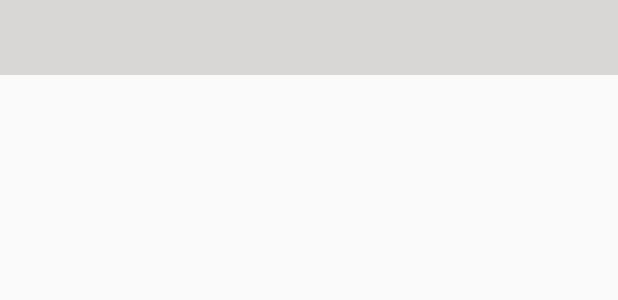
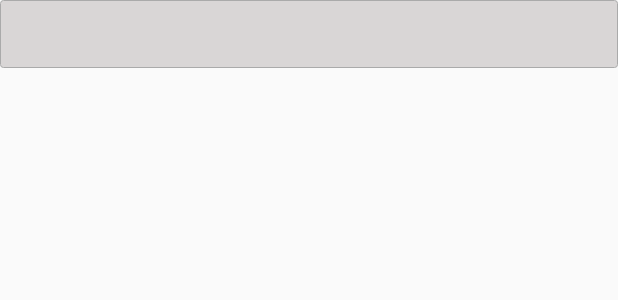
Before and after one commit to RamzanTingku/weatherApp, an Android app: the layout location_spinner_dropdown.xml on its own in the app's theme, with its tools: preview values and no code run, on a phone screen of 412 x 824 dp. Shown: the top 300 px of the screen. Run offline under Robolectric (Android 15) with nearby library versions, the phone set to English and light mode, and no system bars.

Commit message:
spinner changed

```diff
--- /dev/null
+++ b/app/src/main/res/drawable/spinner_dropdown.xml
@@ -0,0 +1,8 @@
+<?xml version="1.0" encoding="utf-8"?>
+<shape xmlns:android="http://schemas.android.com/apk/res/android">
+    <solid android:color="@color/colorGray" />
+    <corners android:radius="2dp" />
+    <stroke
+        android:width=".5dp"
+        android:color="@android:color/darker_gray"/>
+</shape>
--- a/app/src/main/res/layout/activity_main.xml
+++ b/app/src/main/res/layout/activity_main.xml
@@ -32,10 +32,9 @@
                     android:layout_width="match_parent"
                     android:layout_height="wrap_content"
                     android:layout_gravity="center"
-                    android:layout_marginLeft="5dp"
                     android:background="@android:color/transparent"
                     android:gravity="center"
-                    android:popupBackground="@drawable/spinner_border"
+                    style="@style/spinnerItemStyle"
                     android:spinnerMode="dropdown" />
 
                 <ImageView
--- a/app/src/main/res/layout/location_spinner_dropdown.xml
+++ b/app/src/main/res/layout/location_spinner_dropdown.xml
@@ -4,7 +4,8 @@
     style="?android:attr/spinnerDropDownItemStyle"
     android:maxLines="1"
     android:layout_width="match_parent"
-    android:layout_height="50dp"
+    android:layout_height="45dp"
     android:ellipsize="marquee"
-    android:background="@color/colorGray"
-    android:textColor="@android:color/black"/>
+    android:background="@drawable/spinner_dropdown"
+    android:textColor="@android:color/black"
+    />
--- a/app/src/main/res/layout/location_spinner_text.xml
+++ b/app/src/main/res/layout/location_spinner_text.xml
@@ -5,7 +5,6 @@
     android:layout_width="match_parent"
     android:layout_height="wrap_content"
     android:textSize="20sp"
-    android:gravity="left"
     android:textColor="@android:color/white"
     android:background="@color/colorTransparent"
     android:padding="5dip"
```
Also changed, not shown: app/src/main/res/layout/activity_city.xml (+4 -3 lines), app/src/main/res/values/styles.xml (+7 -0 lines).
